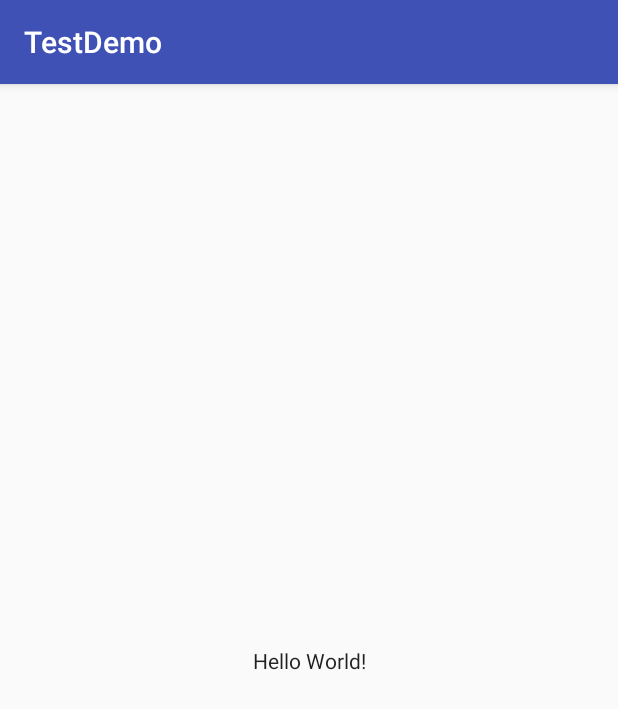
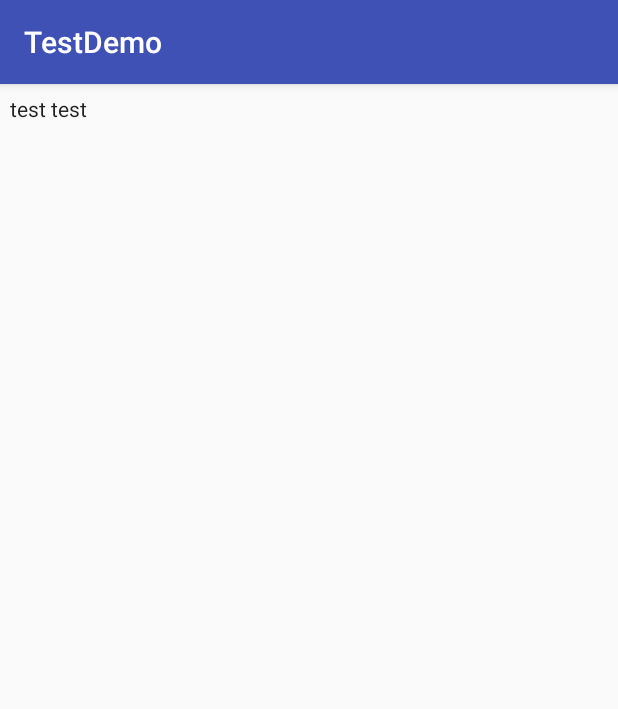
Before and after one commit to AuxLuffy/TestDemo, an Android app: the screen it shows after launch (MainActivity), on a phone screen of 412 x 824 dp. Shown: the top 709 px of the screen. Run offline under Robolectric (Android 15) with nearby library versions, the phone set to English and light mode, and no system bars.

Commit message:
自定义textview的绘制流程及各生命周期

```diff
--- a/app/src/main/AndroidManifest.xml
+++ b/app/src/main/AndroidManifest.xml
@@ -10,7 +10,9 @@
         android:roundIcon="@mipmap/ic_launcher_round"
         android:supportsRtl="true"
         android:theme="@style/AppTheme">
-        <activity android:name=".MainActivity">
+        <activity android:name=".MainActivity"
+            android:configChanges="orientation|keyboardHidden|screenSize"
+            >
             <intent-filter>
                 <action android:name="android.intent.action.MAIN" />
 
--- a/app/src/main/java/com/example/sunzh/testdemo/MainActivity.java
+++ b/app/src/main/java/com/example/sunzh/testdemo/MainActivity.java
@@ -14,10 +14,15 @@ public class MainActivity extends AppCompatActivity {
     @Override
     protected void onCreate(Bundle savedInstanceState) {
         super.onCreate(savedInstanceState);
-        setContentView(R.layout.activity_main);
+        Log.e("TAG", "onCreate()");
+        textView = new MyTextView(this);
+        textView.setPadding(10, 10, 10, 10);
+        setContentView(textView);
+
+        /*setContentView(R.layout.activity_main);
         textView = (TextView) findViewById(R.id.textview);
         Log.e("TAG", "onCreate()");
-        Log.e("Activity", "onCreate()__textview.height:" + textView.getHeight() + ", textview.width:" + textView.getWidth());
+        Log.e("Activity", "onCreate()__textview.height:" + textView.getHeight() + ", textview.width:" + textView.getWidth());*/
     }
 
     @Override
@@ -83,4 +88,10 @@ public class MainActivity extends AppCompatActivity {
         super.onSaveInstanceState(outState, outPersistentState);
         Log.e("TAG", "onSaveInstanceState()");
     }
+
+    @Override
+    protected void onSaveInstanceState(Bundle outState) {
+        super.onSaveInstanceState(outState);
+        Log.e("TAG", "onSaveInstanceState()");
+    }
 }
--- a/app/src/main/java/com/example/sunzh/testdemo/MyTextView.java
+++ b/app/src/main/java/com/example/sunzh/testdemo/MyTextView.java
@@ -11,9 +11,13 @@ import android.util.Log;
  */
 
 public class MyTextView extends android.support.v7.widget.AppCompatTextView {
+    public static final String TAG = "MyTextView";
+
     public MyTextView(Context context) {
         this(context, null);
+        setText("test test");
     }
+
 
     public MyTextView(Context context, @Nullable AttributeSet attrs) {
         this(context, attrs, 0);
@@ -27,17 +31,44 @@ public class MyTextView extends android.support.v7.widget.AppCompatTextView {
     protected void onMeasure(int widthMeasureSpec, int heightMeasureSpec) {
         super.onMeasure(widthMeasureSpec, heightMeasureSpec);
         Log.e("MyTextView", "onMeasure()");
+        Log.e(TAG, "width: " + getWidth() + ", height: " + getHeight());
+        Log.e(TAG, "MeasuredWidth: " + getMeasuredWidth() + ", MeasuredHeight: " + getMeasuredHeight());
     }
 
     @Override
     protected void onLayout(boolean changed, int left, int top, int right, int bottom) {
         super.onLayout(changed, left, top, right, bottom);
         Log.e("MyTextView", "onLayout()");
+        Log.e(TAG, "width: " + getWidth() + ", height: " + getHeight());
+        Log.e(TAG, "MeasuredWidth: " + getMeasuredWidth() + ", MeasuredHeight: " + getMeasuredHeight());
     }
 
     @Override
     protected void onDraw(Canvas canvas) {
         super.onDraw(canvas);
-        Log.e("MyTextView", "onDraw()");
+        Log.e(TAG, "onDraw()");
+        measure(0, 0);
+        Log.e(TAG, "width: " + getWidth() + ", height: " + getHeight());
+        Log.e(TAG, "MeasuredWidth: " + getMeasuredWidth() + ", MeasuredHeight: " + getMeasuredHeight());
+
+    }
+
+    /**
+     * 只有布局的方式才会调用
+     * 重写目的：得到子view(getChildAt(int index))
+     */
+    @Override
+    protected void onFinishInflate() {
+        super.onFinishInflate();
+        Log.e(TAG, "onFinishInflate()");
+    }
+
+    /**
+     * 重写得到子view
+     */
+    @Override
+    protected void onAttachedToWindow() {
+        super.onAttachedToWindow();
+        Log.e(TAG, "onAttachedToWindow()");
     }
 }
--- a/app/src/main/res/layout/activity_main.xml
+++ b/app/src/main/res/layout/activity_main.xml
@@ -1,19 +1,16 @@
 <?xml version="1.0" encoding="utf-8"?>
-<android.support.constraint.ConstraintLayout xmlns:android="http://schemas.android.com/apk/res/android"
+<RelativeLayout xmlns:android="http://schemas.android.com/apk/res/android"
     xmlns:app="http://schemas.android.com/apk/res-auto"
     xmlns:tools="http://schemas.android.com/tools"
     android:layout_width="match_parent"
     android:layout_height="match_parent"
+    android:background="@mipmap/ic_launcher"
     tools:context="com.example.sunzh.testdemo.MainActivity">
 
     <com.example.sunzh.testdemo.MyTextView
+        android:id="@+id/textview"
         android:layout_width="wrap_content"
         android:layout_height="wrap_content"
-        android:text="Hello World!"
-        android:id="@+id/textview"
-        app:layout_constraintBottom_toBottomOf="parent"
-        app:layout_constraintLeft_toLeftOf="parent"
-        app:layout_constraintRight_toRightOf="parent"
-        app:layout_constraintTop_toTopOf="parent" />
+        android:text="Hello World!" />
 
-</android.support.constraint.ConstraintLayout>
+</RelativeLayout>
```
